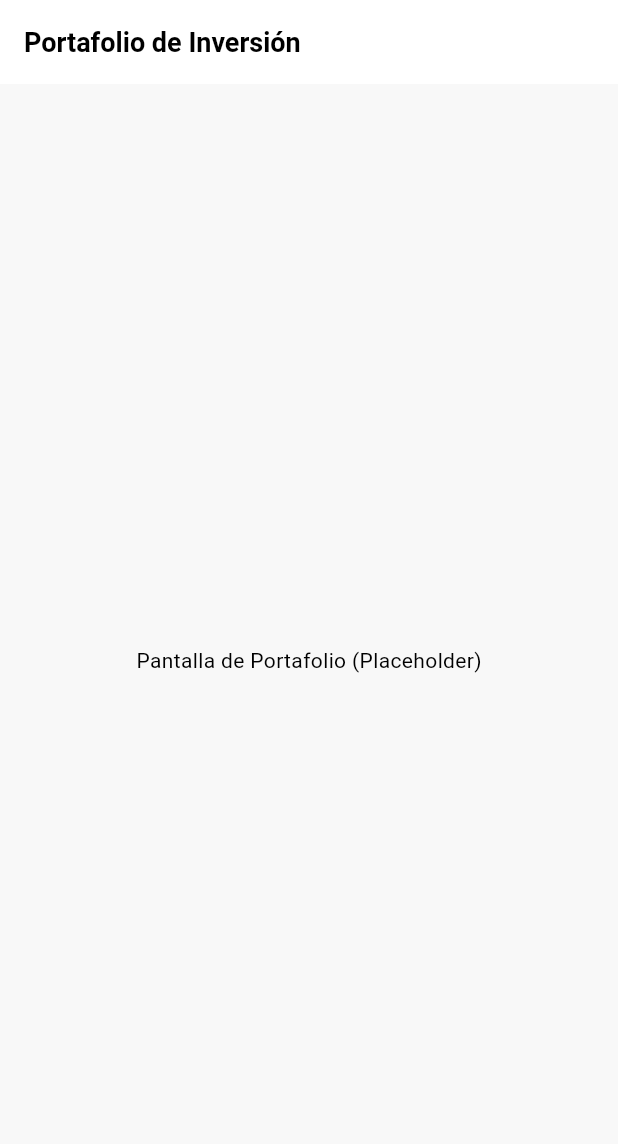
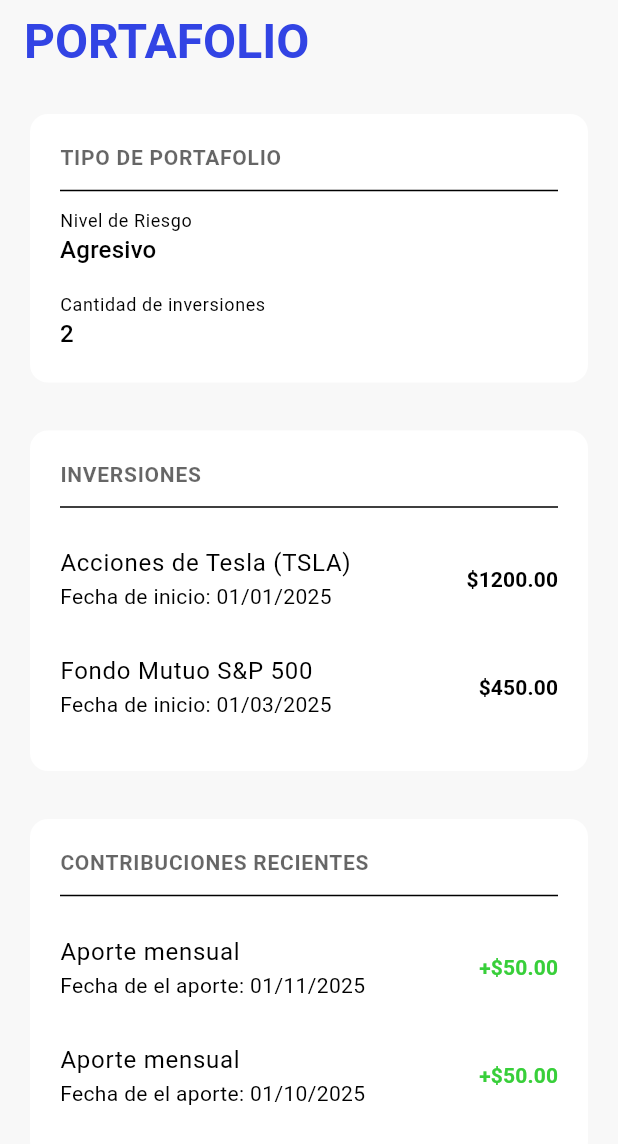
Before and after one commit to michy0401/flowup, a Flutter app: the InvestmentPortfolioScreen screen opened by its route, on a phone screen of 412 x 824 dp. Shown: the top 1144 px of the screen. Run offline on Flutter 3.47's test engine with Material 3 defaults, Android fonts, the light colour scheme and no system bars; our stand-ins replace flutter_riverpod, go_router.

Commit message:
portfolio

```diff
--- a/lib/features/transactions/presentation/screens/investment_portfolio_screen.dart
+++ b/lib/features/transactions/presentation/screens/investment_portfolio_screen.dart
@@ -1,17 +1,159 @@
 // lib/features/transactions/presentation/screens/investment_portfolio_screen.dart
 import 'package:flutter/material.dart';
+import 'package:flowup/core/theme/app_colors.dart'; // Para el color de contribuciones
 
 class InvestmentPortfolioScreen extends StatelessWidget {
   const InvestmentPortfolioScreen({super.key});
 
   @override
   Widget build(BuildContext context) {
+    final textTheme = Theme.of(context).textTheme;
+    final theme = Theme.of(context);
+
     return Scaffold(
       appBar: AppBar(
-        title: const Text('Portafolio de Inversión'),
+        title: Text(
+          'PORTAFOLIO',
+          style: textTheme.displaySmall?.copyWith(
+            color: theme.primaryColor,
+            fontSize: 32,
+          ),
+        ),
+        backgroundColor: Colors.transparent,
+        elevation: 0,
       ),
-      body: const Center(
-        child: Text('Pantalla de Portafolio (Placeholder)'),
+      body: ListView(
+        padding: const EdgeInsets.symmetric(horizontal: 16.0, vertical: 16.0),
+        children: [
+          // --- 1. Tarjeta de Tipo de Portafolio ---
+          _buildPortfolioTypeCard(context, textTheme),
+          const SizedBox(height: 24),
+
+          // --- 2. Tarjeta de Inversiones ---
+          _buildInvestmentsCard(context, textTheme),
+          const SizedBox(height: 24),
+
+          // --- 3. Tarjeta de Contribuciones Recientes ---
+          _buildContributionsCard(context, textTheme),
+        ],
+      ),
+    );
+  }
+
+  // --- Helper: Tarjeta de Tipo de Portafolio ---
+  Widget _buildPortfolioTypeCard(BuildContext context, TextTheme textTheme) {
+    return Card(
+      child: Padding(
+        padding: const EdgeInsets.all(20.0),
+        child: Column(
+          crossAxisAlignment: CrossAxisAlignment.start,
+          children: [
+            Text(
+              'TIPO DE PORTAFOLIO',
+              style: textTheme.labelMedium,
+            ),
+            const Divider(height: 24),
+            Text(
+              'Nivel de Riesgo',
+              style: textTheme.bodySmall,
+            ),
+            Text(
+              'Agresivo', // (Dato de prueba)
+              style: textTheme.titleMedium,
+            ),
+            const SizedBox(height: 16),
+            Text(
+              'Cantidad de inversiones',
+              style: textTheme.bodySmall,
+            ),
+            Text(
+              '2', // (Dato de prueba)
+              style: textTheme.titleMedium,
+            ),
+          ],
+        ),
+      ),
+    );
+  }
+
+  // --- Helper: Tarjeta de Inversiones ---
+  Widget _buildInvestmentsCard(BuildContext context, TextTheme textTheme) {
+    return Card(
+      child: Padding(
+        padding: const EdgeInsets.all(20.0),
+        child: Column(
+          crossAxisAlignment: CrossAxisAlignment.start,
+          children: [
+            Text(
+              'INVERSIONES',
+              style: textTheme.labelMedium,
+            ),
+            const Divider(height: 24),
+            // (Usamos datos de prueba)
+            ListTile(
+              contentPadding: EdgeInsets.zero,
+              title: const Text('Acciones de Tesla (TSLA)'),
+              subtitle: const Text('Fecha de inicio: 01/01/2025'),
+              trailing: Text(
+                '\$1200.00',
+                style: textTheme.titleSmall?.copyWith(fontWeight: FontWeight.bold),
+              ),
+            ),
+            ListTile(
+              contentPadding: EdgeInsets.zero,
+              title: const Text('Fondo Mutuo S&P 500'),
+              subtitle: const Text('Fecha de inicio: 01/03/2025'),
+              trailing: Text(
+                '\$450.00',
+                style: textTheme.titleSmall?.copyWith(fontWeight: FontWeight.bold),
+              ),
+            ),
+          ],
+        ),
+      ),
+    );
+  }
+
+  // --- Helper: Tarjeta de Contribuciones ---
+  Widget _buildContributionsCard(BuildContext context, TextTheme textTheme) {
+    return Card(
+      child: Padding(
+        padding: const EdgeInsets.all(20.0),
+        child: Column(
+          crossAxisAlignment: CrossAxisAlignment.start,
+          children: [
+            Text(
+              'CONTRIBUCIONES RECIENTES',
+              style: textTheme.labelMedium,
+            ),
+            const Divider(height: 24),
+            // (Datos de prueba)
+            ListTile(
+              contentPadding: EdgeInsets.zero,
+              title: const Text('Aporte mensual'),
+              subtitle: const Text('Fecha de el aporte: 01/11/2025'),
+              trailing: Text(
+                '+\$50.00',
+                style: textTheme.titleSmall?.copyWith(
+                  color: AppColors.greenSuccess,
+                  fontWeight: FontWeight.bold,
+                ),
+              ),
+            ),
+            ListTile(
+              contentPadding: EdgeInsets.zero,
+              title: const Text('Aporte mensual'),
+              subtitle: const Text('Fecha de el aporte: 01/10/2025'),
+              trailing: Text(
+                '+\$50.00',
+                style: textTheme.titleSmall?.copyWith(
+                  color: AppColors.greenSuccess,
+                  fontWeight: FontWeight.bold,
+                ),
+              ),
+            ),
+          ],
+        ),
       ),
     );
   }
```
